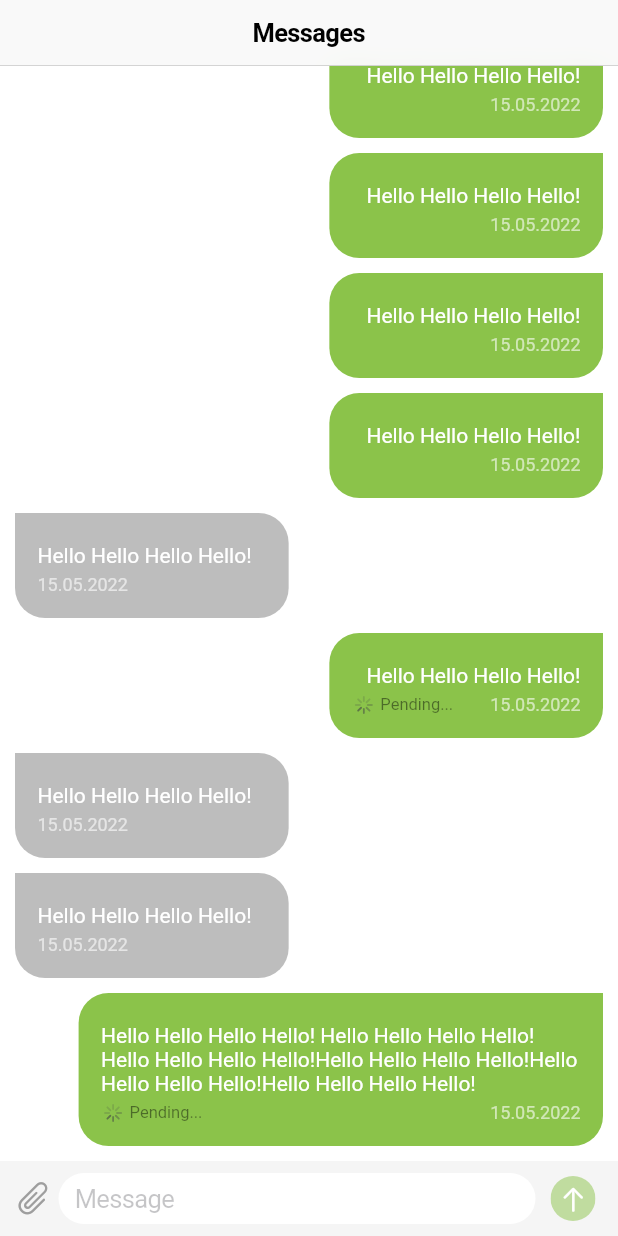
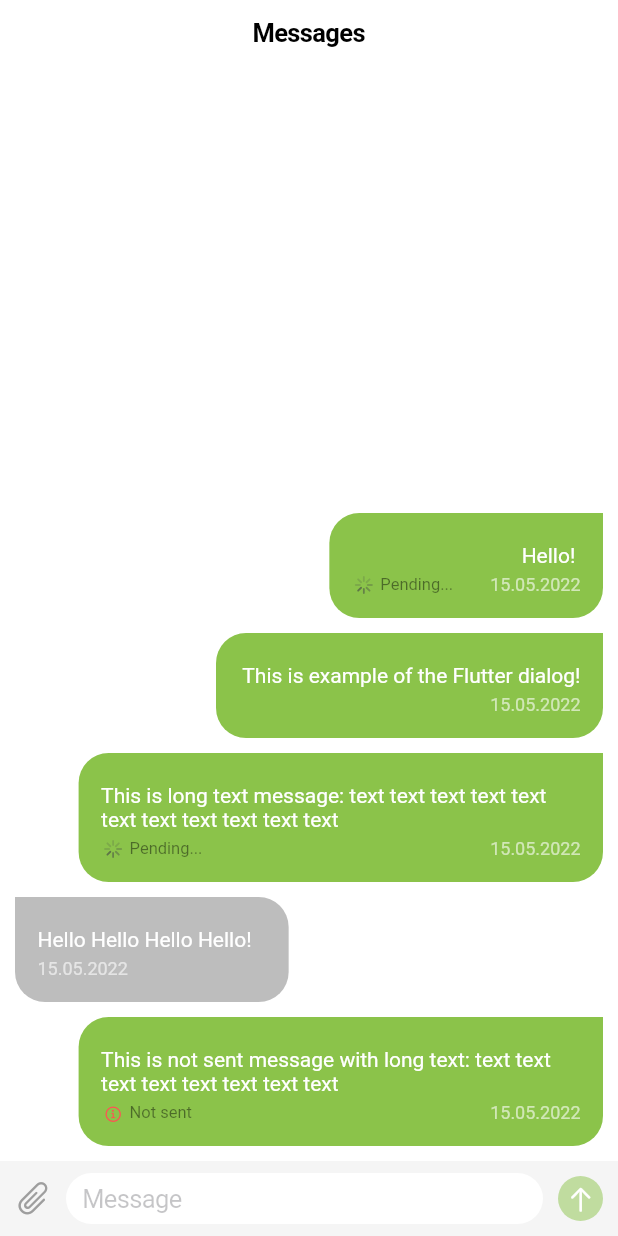
Before and after one commit to starchykov/flutter_dialog, a Flutter app: the screen it shows after launch, on a phone screen of 412 x 824 dp. Run offline on Flutter 3.47's test engine with Material 2 defaults, Android fonts, the phone set to English and light mode, and no system bars.

Commit message:
Destructuring widget components

```diff
--- /dev/null
+++ b/lib/common/wrapper.dart
@@ -0,0 +1,49 @@
+import 'package:flutter/material.dart';
+
+class MaterialWrapper extends StatelessWidget {
+  final Widget widget;
+  final Color color;
+  final bool isCurrent;
+  final double bl;
+  final double tl;
+  final double br;
+  final double tr;
+
+  const MaterialWrapper({
+    Key? key,
+    required this.widget,
+    this.color = Colors.lightGreen,
+    required this.isCurrent,
+    this.bl = 20,
+    this.tl = 20,
+    this.br = 20,
+    this.tr = 20,
+  }) : super(key: key);
+
+  @override
+  Widget build(BuildContext context) {
+    return Row(
+      key: Key(widget.toString().hashCode.toString()),
+      mainAxisAlignment: isCurrent ? MainAxisAlignment.end : MainAxisAlignment.start,
+      children: [
+        Material(
+          color: Colors.transparent,
+          child: Container(
+            margin: EdgeInsets.only(left: isCurrent ? 35 : 0, top: 5, right: isCurrent ? 0 : 35, bottom: 5),
+            padding: const EdgeInsets.symmetric(vertical: 15, horizontal: 15),
+            decoration: BoxDecoration(
+              color: color,
+              borderRadius: BorderRadius.only(
+                bottomLeft: Radius.circular(bl),
+                bottomRight: Radius.circular(br),
+                topLeft: Radius.circular(tl),
+                topRight: Radius.circular(tr),
+              ),
+            ),
+            child: widget,
+          ),
+        ),
+      ],
+    );
+  }
+}
--- /dev/null
+++ b/lib/dialog/message_item.dart
@@ -0,0 +1,110 @@
+import 'package:flutter/cupertino.dart';
+import 'package:flutter/material.dart';
+import 'package:flutter_dialog/common/responsive.dart';
+import 'package:flutter_dialog/common/wrapper.dart';
+import 'package:flutter_dialog/models/message_model.dart';
+
+class MessageItem extends StatelessWidget {
+  final bool isOpen;
+  final bool isCurrent;
+  final Function onPress;
+  final Message messageItem;
+
+  const MessageItem({
+    Key? key,
+    required this.isOpen,
+    required this.isCurrent,
+    required this.onPress,
+    required this.messageItem,
+  }) : super(key: key);
+
+  double _length(BuildContext context, String text) {
+    double screenWidth = MediaQuery.of(context).size.width;
+    double messageWidth;
+
+    bool isTablet = Responsive.isTablet(context);
+    bool isMobile = Responsive.isMobile(context);
+
+    if (isTablet && text.length < 25) return messageWidth = (screenWidth * .15) - 10;
+    if (isTablet && text.length > 25 && text.length <= 90) return messageWidth = (text.length * 8).toDouble();
+    if (isTablet && text.length >= 90) return messageWidth = (screenWidth * .5) - 10;
+
+    if (isMobile && text.length < 25) return messageWidth = (screenWidth * .37);
+    if (isMobile && text.length >= 25 && text.length <= 50) return messageWidth = (text.length * 6).toDouble();
+    if (isMobile && text.length >= 50) return messageWidth = (screenWidth * .8) - 10;
+
+    messageWidth = screenWidth * .5;
+
+    return messageWidth;
+  }
+
+  @override
+  Widget build(BuildContext context) {
+    GlobalKey key = LabeledGlobalKey(messageItem.creationDate.hashCode.toString());
+    return MaterialWrapper(
+      isCurrent: isCurrent,
+      tl: isCurrent ? 20 : 0,
+      tr: isCurrent ? 0 : 20,
+      color: (isCurrent ? Colors.lightGreen : Colors.grey[400])!,
+      widget: InkWell(
+        key: key,
+        onLongPress: () async => isOpen ? () {} : await onPress(key: key),
+        child: SizedBox(
+          width: _length(context, messageItem.message),
+          child: Column(
+            mainAxisAlignment: MainAxisAlignment.spaceBetween,
+            crossAxisAlignment: CrossAxisAlignment.start,
+            children: [
+              Container(
+                padding: const EdgeInsets.symmetric(vertical: 5),
+                child: Row(
+                  mainAxisAlignment: isCurrent ? MainAxisAlignment.end : MainAxisAlignment.start,
+                  children: [
+                    Flexible(
+                      child: Text(
+                        messageItem.message,
+                        style: const TextStyle(fontSize: 14, color: Colors.white),
+                      ),
+                    ),
+                  ],
+                ),
+              ),
+              Row(
+                textDirection: isCurrent ? TextDirection.rtl : TextDirection.ltr,
+                children: [
+                  Text(
+                    messageItem.creationDate,
+                    style: const TextStyle(fontSize: 12, color: Colors.white60),
+                  ),
+                  const Spacer(),
+                  Visibility(
+                    visible: messageItem.isPending == 1,
+                    child: Row(
+                      children: const <Widget>[
+                        SizedBox(width: 2),
+                        CupertinoActivityIndicator(radius: 6),
+                        SizedBox(width: 5),
+                        Text('Pending...', style: TextStyle(fontSize: 11, color: Colors.black45)),
+                      ],
+                    ),
+                  ),
+                  Visibility(
+                    visible: messageItem.isPending == 2,
+                    child: Row(
+                      children: const <Widget>[
+                        SizedBox(width: 2),
+                        Icon(CupertinoIcons.info_circle, size: 12, color: Colors.redAccent),
+                        SizedBox(width: 5),
+                        Text('Not sent', style: TextStyle(fontSize: 11, color: Colors.black45)),
+                      ],
+                    ),
+                  ),
+                ],
+              ),
+            ],
+          ),
+        ),
+      ),
+    );
+  }
+}
--- a/lib/dialog/messages_input.dart
+++ b/lib/dialog/messages_input.dart
@@ -1,6 +1,5 @@
 import 'package:flutter/cupertino.dart';
 import 'package:flutter/material.dart';
-import 'package:flutter_dialog/models/message_model.dart';
 
 import 'messages_page.dart';
 
@@ -36,10 +35,12 @@ class AddCommentState extends State<AddComment> {
     _addFormKey.currentState!.save();
     //Message commentModel = Message('Ivan', _textCommentController.text, 0, DateTime.now().toString());
     //await _commentController.createComment(commentModel);
-    CommentPage.of(context)!.loadComments().then((value) => setState(() {
-          _textCommentController.text = '';
-          sending = false;
-        }));
+    await CommentPage.of(context)!.loadComments();
+
+    setState(() {
+      _textCommentController.text = '';
+      sending = false;
+    });
   }
 
   /// Check is input empty
@@ -61,8 +62,8 @@ class AddCommentState extends State<AddComment> {
             mainAxisAlignment: MainAxisAlignment.center,
             crossAxisAlignment: CrossAxisAlignment.center,
             children: [
-              Icon(CupertinoIcons.paperclip, color: Colors.grey),
-              SizedBox(width: 5),
+              const Icon(CupertinoIcons.paperclip, color: Colors.grey),
+              const SizedBox(width: 10),
               Expanded(
                 child: Container(
                   decoration: const BoxDecoration(
@@ -83,9 +84,9 @@ class AddCommentState extends State<AddComment> {
                   ),
                 ),
               ),
-              const SizedBox(width: 5),
+              const SizedBox(width: 10),
               Padding(
-                padding: const EdgeInsets.all(5),
+                padding: const EdgeInsets.symmetric(vertical: 5),
                 child: ClipOval(
                   child: Material(
                     color: isEmpty() ? Colors.lightGreen.withOpacity(.5) : Colors.lightGreen,
--- a/lib/dialog/messages_list.dart
+++ b/lib/dialog/messages_list.dart
@@ -1,13 +1,20 @@
 import 'dart:developer';
 import 'dart:ui';
 
-import 'package:flutter/cupertino.dart';
 import 'package:flutter/material.dart';
 import 'package:flutter/services.dart';
 import 'package:flutter_dialog/common/no_data_display.dart';
-import 'package:flutter_dialog/common/responsive.dart';
+import 'package:flutter_dialog/dialog/message_actions.dart';
+import 'package:flutter_dialog/dialog/message_item.dart';
 import 'package:flutter_dialog/dialog/messages_page.dart';
 import 'package:flutter_dialog/models/message_model.dart';
+
+enum Actions {
+  resent,
+  cancelsending,
+  copy,
+  delete,
+}
 
 class CommentsList extends StatefulWidget {
   final List<Message> comments;
@@ -23,6 +30,7 @@ class _CommentsListState extends State<CommentsList> {
   /// Work page actions state
   bool _isFloatingOpen = false;
   late OverlayEntry _floating;
+  List<Actions> availableActions = [Actions.copy, Actions.delete];
 
   @override
   void initState() {
@@ -31,18 +39,16 @@ class _CommentsListState extends State<CommentsList> {
   }
 
   Future _scrollListener() async {
-    if (widget.controller.offset >= widget.controller.position.maxScrollExtent &&
-        !widget.controller.position.outOfRange) {}
-    if (widget.controller.offset <= widget.controller.position.minScrollExtent &&
-        !widget.controller.position.outOfRange) {
+    if (widget.controller.offset >= widget.controller.position.maxScrollExtent && !widget.controller.position.outOfRange) {}
+    if (widget.controller.offset <= widget.controller.position.minScrollExtent && !widget.controller.position.outOfRange) {
       await CommentPage.of(context)?.loadComments();
     }
   }
 
   /// Show available actions for selected message
-  Future _showActions({required Key key, required bool current, required int index}) async {
+  void _showActions({required GlobalKey key, required bool current, required int index}) {
+    HapticFeedback.heavyImpact();
     setState(() {
-      HapticFeedback.heavyImpact();
       if (_isFloatingOpen) return _floating.remove();
       _floating = _createFloating(key: key, index: index, current: current);
       Overlay.of(context)?.insert(_floating);
@@ -51,60 +57,90 @@ class _CommentsListState extends State<CommentsList> {
   }
 
   /// Close actions panel
-  void _closeActions(a, offset) {
-    if (a.position.dy < offset.dy || a.position.dy > offset.dy + 150 && _isFloatingOpen) {
+  void _closeActions() {
+    if (_isFloatingOpen == true) {
       _floating.remove();
-      log(a.toString());
       setState(() => _isFloatingOpen = !_isFloatingOpen);
     }
   }
 
   /// Copy note to clipboard
   Future _copyNote({required int index}) async {
+    log('Copy action', name: runtimeType.toString());
     HapticFeedback.heavyImpact();
     await Clipboard.setData(ClipboardData(text: widget.comments[index].message));
-    if (_isFloatingOpen) _floating.remove();
-    setState(() => _isFloatingOpen = !_isFloatingOpen);
+    _closeActions();
   }
 
   /// Copy note to clipboard
   Future _deleteNote({required int index}) async {
+    log('Delete action', name: runtimeType.toString());
     HapticFeedback.heavyImpact();
-    if (_isFloatingOpen) _floating.remove();
-    setState(() => _isFloatingOpen = !_isFloatingOpen);
+    _closeActions();
   }
 
-  OverlayEntry _createFloating({key, required int index, required bool current}) {
-    RenderBox renderBox = key.currentContext.findRenderObject();
-    Offset offset = renderBox.localToGlobal(Offset.zero);
-    double messageHeight = (renderBox.size.height);
+  OverlayEntry _createFloating({required GlobalKey key, required int index, required bool current}) {
+    availableActions = [Actions.copy, Actions.delete];
+    if (widget.comments[index].isPending == 0) availableActions.add(Actions.copy);
+    if (widget.comments[index].isPending == 0) availableActions.add(Actions.delete);
+    if (widget.comments[index].isPending == 2) availableActions.add(Actions.resent);
+    int count = availableActions.length;
+
+    final RenderBox renderBox = key.currentContext?.findRenderObject() as RenderBox;
+    final double messageHeight = renderBox.size.height;
+
+    /// Calculate message position
+    final Size screen = MediaQuery.of(context).size;
+    final Offset offset = renderBox.localToGlobal(Offset.zero);
+    final bool lastItem = offset.dy > (screen.height - messageHeight - 100);
+
+    /// Wrapper margin/padding(50) + (acton height * item count) + (divider height * item count)
+    final double offsetY = lastItem ? (offset.dy - (50 + (30 * count) + (11 * (count - 1)))) : (offset.dy - 20);
+
     return OverlayEntry(
-      builder: (context) => Listener(
-        onPointerDown: (a) => _closeActions(a, offset),
+      builder: (context) => GestureDetector(
+        behavior: HitTestBehavior.translucent,
+        onTap: () => _closeActions(),
         child: Stack(
           children: [
             BackdropFilter(
-              filter: ImageFilter.blur(sigmaX: 8, sigmaY: 8),
+              filter: ImageFilter.blur(sigmaX: 15, sigmaY: 15),
               child: Container(height: MediaQuery.of(context).size.height, color: Colors.black45),
             ),
             Positioned(
               left: current ? 0 : 10,
               right: current ? 10 : 0,
-              top: offset.dy > (MediaQuery.of(context).size.height - messageHeight - 100)
-                  ? (offset.dy - 20 - 100)
-                  : (offset.dy - 20),
+              top: offsetY,
               child: Column(
                 textDirection: current ? TextDirection.ltr : TextDirection.ltr,
                 crossAxisAlignment: current ? CrossAxisAlignment.end : CrossAxisAlignment.start,
                 children: [
                   Visibility(
-                    visible: offset.dy > MediaQuery.of(context).size.height - (renderBox.size.height + 100),
-                    child: _actions(index: index, current: current),
+                    visible: offset.dy > screen.height - (renderBox.size.height + 100),
+                    child: MessageActions(
+                      index: index,
+                      current: current,
+                      onCopy: ({required int index}) async => await _copyNote(index: index),
+                      onDelete: ({required int index}) async => await _deleteNote(index: index),
+                      onResent: widget.comments[index].isPending == 2
+                          ? ({required int index}) async => await _deleteNote(index: index)
+                          : null,
+                    ),
                   ),
-                  _noteItem(index: index, current: current),
+                  MessageItem(
+                    isOpen: _isFloatingOpen,
+                    isCurrent: current,
+                    onPress: ({required GlobalKey key}) => _showActions(key: key, current: current, index: index),
+                    messageItem: widget.comments[index],
+                  ),
                   Visibility(
-                    visible: !(offset.dy > MediaQuery.of(context).size.height - (renderBox.size.height + 100)),
-                    child: _actions(index: index, current: current),
+                    visible: !(offset.dy > screen.height - (renderBox.size.height + 100)),
+                    child: MessageActions(
+                      index: index,
+                      current: current,
+                      onCopy: ({required int index}) async => await _copyNote(index: index),
+                      onDelete: ({required int index}) async => await _deleteNote(index: index),
+                    ),
                   ),
                 ],
               ),
@@ -117,9 +153,8 @@ class _CommentsListState extends State<CommentsList> {
 
   @override
   Widget build(BuildContext context) {
-    bool currentUser(String user) => 'Ivan' == user;
-    String emptyText = 'no_comments_to_display';
-    if (widget.comments.isEmpty) return NoDataToDisplay(text: emptyText, top: 60);
+    bool currentUser(String user) => 'John' == user;
+    if (widget.comments.isEmpty) return const NoDataToDisplay(text: 'No data', top: 60);
     return SizedBox(
       height: MediaQuery.of(context).size.height,
       child: ListView.builder(
@@ -128,158 +163,16 @@ class _CommentsListState extends State<CommentsList> {
         physics: const BouncingScrollPhysics(parent: AlwaysScrollableScrollPhysics()),
         itemCount: widget.comments.length,
         padding: const EdgeInsets.symmetric(vertical: 5, horizontal: 10),
-        itemBuilder: (context, index) => _noteItem(index: index, current: currentUser(widget.comments[index].userName)),
+        itemBuilder: (context, index) {
+          bool isCurrent = currentUser(widget.comments[index].userName);
+          return MessageItem(
+            isOpen: _isFloatingOpen,
+            isCurrent: currentUser(widget.comments[index].userName),
+            onPress: ({required GlobalKey key}) => _showActions(key: key, current: isCurrent, index: index),
+            messageItem: widget.comments[index],
+          );
+        },
       ),
     );
   }
-
-  Widget _actions({required bool current, required int index}) => materialWrapper(
-        cu: current,
-        color: Colors.white,
-        widget: Column(
-          mainAxisSize: MainAxisSize.max,
-          textDirection: current ? TextDirection.rtl : TextDirection.ltr,
-          children: [
-            InkWell(
-              onTap: () async => await _copyNote(index: index),
-              child: SizedBox(
-                width: 100,
-                child: Row(
-                  children: const <Widget>[
-                    Text('Copy'),
-                    Spacer(),
-                    Icon(CupertinoIcons.doc_on_clipboard, color: Colors.black54, size: 20),
-                  ],
-                ),
-              ),
-            ),
-            const SizedBox(height: 10),
-            Container(height: 1, width: 100, color: Colors.black26),
-            const SizedBox(height: 10),
-            InkWell(
-              onTap: () async => await _deleteNote(index: index),
-              child: SizedBox(
-                width: 100,
-                child: Row(
-                  children: const <Widget>[
-                    Text('Delete'),
-                    Spacer(),
-                    Icon(CupertinoIcons.delete, color: Colors.redAccent, size: 20),
-                  ],
-                ),
-              ),
-            ),
-          ],
-        ),
-      );
-
-  Widget _noteItem({required bool current, required int index}) {
-    GlobalKey key = LabeledGlobalKey(widget.comments[index].creationDate.hashCode.toString());
-    return materialWrapper(
-      cu: current,
-      tl: current ? 20 : 0,
-      tr: current ? 0 : 20,
-      color: (current ? Colors.lightGreen : Colors.grey[400])!,
-      widget: InkWell(
-        key: key,
-        onLongPress: () async => _isFloatingOpen ? null : await _showActions(key: key, current: current, index: index),
-        child: SizedBox(
-          width: _length(context, widget.comments[index].message),
-          child: Column(
-            mainAxisAlignment: MainAxisAlignment.spaceBetween,
-            crossAxisAlignment: CrossAxisAlignment.start,
-            children: [
-              Container(
-                padding: const EdgeInsets.symmetric(vertical: 5),
-                child: Row(
-                  mainAxisAlignment: current ? MainAxisAlignment.end : MainAxisAlignment.start,
-                  children: [
-                    Flexible(
-                      child: Text(
-                        widget.comments[index].message,
-                        style: const TextStyle(fontSize: 14, color: Colors.white),
-                      ),
-                    ),
-                  ],
-                ),
-              ),
-              Row(
-                textDirection: current ? TextDirection.rtl : TextDirection.ltr,
-                children: [
-                  Text(
-                    widget.comments[index].creationDate,
-                    style: const TextStyle(fontSize: 12, color: Colors.white60),
-                  ),
-                  const Spacer(),
-                  if (widget.comments[index].isPending == 1)  Row(
-                    children: const <Widget>[
-                      SizedBox(width: 2),
-                      CupertinoActivityIndicator(radius: 6),
-                      SizedBox(width: 5),
-                      Text('Pending...', style: TextStyle(fontSize: 11, color: Colors.black45)),
-                    ],
-                  ),
-                ],
-              ),
-            ],
-          ),
-        ),
-      ),
-    );
-  }
-
-  double _length(BuildContext context, String text) {
-    double screenWidth = MediaQuery.of(context).size.width;
-    double messageWidth;
-
-    bool isTablet = Responsive.isTablet(context);
-    bool isMobile = Responsive.isMobile(context);
-
-    if (isTablet && text.length < 25) return messageWidth = (screenWidth * .15) - 10;
-    if (isTablet && text.length > 25 && text.length <= 90) return messageWidth = (text.length * 8).toDouble();
-    if (isTablet && text.length >= 90) return messageWidth = (screenWidth * .5) - 10;
-
-    if (isMobile && text.length < 25) return messageWidth = (screenWidth * .37);
-    if (isMobile && text.length >= 25 && text.length <= 50) return messageWidth = (text.length * 6).toDouble();
-    if (isMobile && text.length >= 50) return messageWidth = (screenWidth * .8) - 10;
-
-    messageWidth = screenWidth * .5;
-
-    return messageWidth;
-  }
-
-  /// Material wrapper container
-  Widget materialWrapper({
-    required Widget widget,
-    Color color = Colors.lightGreen,
-    required bool cu,
-    double bl = 20,
-    double tl = 20,
-    double br = 20,
-    double tr = 20,
-  }) {
-    return Row(
-      key: Key(widget.toString().hashCode.toString()),
-      mainAxisAlignment: cu ? MainAxisAlignment.end : MainAxisAlignment.start,
-      children: [
-        Material(
-          color: Colors.transparent,
-          child: Container(
-            margin: EdgeInsets.only(left: cu ? 35 : 0, top: 5, right: cu ? 0 : 35, bottom: 5),
-            padding: const EdgeInsets.symmetric(vertical: 15, horizontal: 15),
-            decoration: BoxDecoration(
-              color: color,
-              borderRadius: BorderRadius.only(
-                bottomLeft: Radius.circular(bl),
-                bottomRight: Radius.circular(br),
-                topLeft: Radius.circular(tl),
-                topRight: Radius.circular(tr),
-              ),
-            ),
-            child: widget,
-          ),
-        ),
-      ],
-    );
-  }
 }
--- a/lib/dialog/messages_page.dart
+++ b/lib/dialog/messages_page.dart
@@ -50,16 +50,11 @@ class CommentPageState extends State<CommentPage> {
     ///List<Message> list = new List<Message>.from(dataDB.whereType<Message>());
 
     List<Message> list = [
-      const Message('Ivan', 'Hello Hello Hello Hello! Hello Hello Hello Hello!Hello Hello Hello Hello!Hello Hello Hello Hello!Hello Hello Hello Hello!Hello Hello Hello Hello!', 1, '15.05.2022'),
-      const Message('Anton', 'Hello Hello Hello Hello!', 0, '15.05.2022'),
-      const Message('Kota', 'Hello Hello Hello Hello!', 0, '15.05.2022'),
-      const Message('Ivan', 'Hello Hello Hello Hello!', 1, '15.05.2022'),
-      const Message('Keks', 'Hello Hello Hello Hello!', 0, '15.05.2022'),
-      const Message('Ivan', 'Hello Hello Hello Hello!', 0, '15.05.2022'),
-      const Message('Ivan', 'Hello Hello Hello Hello!', 0, '15.05.2022'),
-      const Message('Ivan', 'Hello Hello Hello Hello!', 0, '15.05.2022'),
-      const Message('Ivan', 'Hello Hello Hello Hello!', 0, '15.05.2022'),
-      const Message('Ivan', 'Hello Hello Hello Hello 123 4 ! ', 1, '15.05.2022'),
+      const Message('John', 'This is not sent message with long text: text text text text text text text text', 2, '15.05.2022'),
+      const Message('Olexei', 'Hello Hello Hello Hello!', 0, '15.05.2022'),
+      const Message('John', 'This is long text message: text text text text text text text text text text text', 1, '15.05.2022'),
+      const Message('John', 'This is example of the Flutter dialog!', 0, '15.05.2022'),
+      const Message('John', 'Hello! ', 1, '15.05.2022'),
     ];
 
     /// Set actual data from database to state. Let loading flag to false
--- a/lib/models/message_model.dart
+++ b/lib/models/message_model.dart
@@ -6,12 +6,12 @@ class Message {
 
   const Message(this.userName, this.message, this.isPending, this.creationDate);
 
-  factory Message.fromRequest(message) {
+  factory Message.fromRequest(dynamic message) {
     return Message(
-      message['userName'],
-      message['note'],
-      message['isPending'],
-      message['creationDate'],
+      message['userName'] as String,
+      message['note'] as String,
+      message['isPending'] as int,
+      message['creationDate'] as String,
     );
   }
 }
```
Also changed, not shown: analysis_options.yaml (+9 -0 lines), lib/dialog/message_actions.dart (added, +103 -0 lines).
